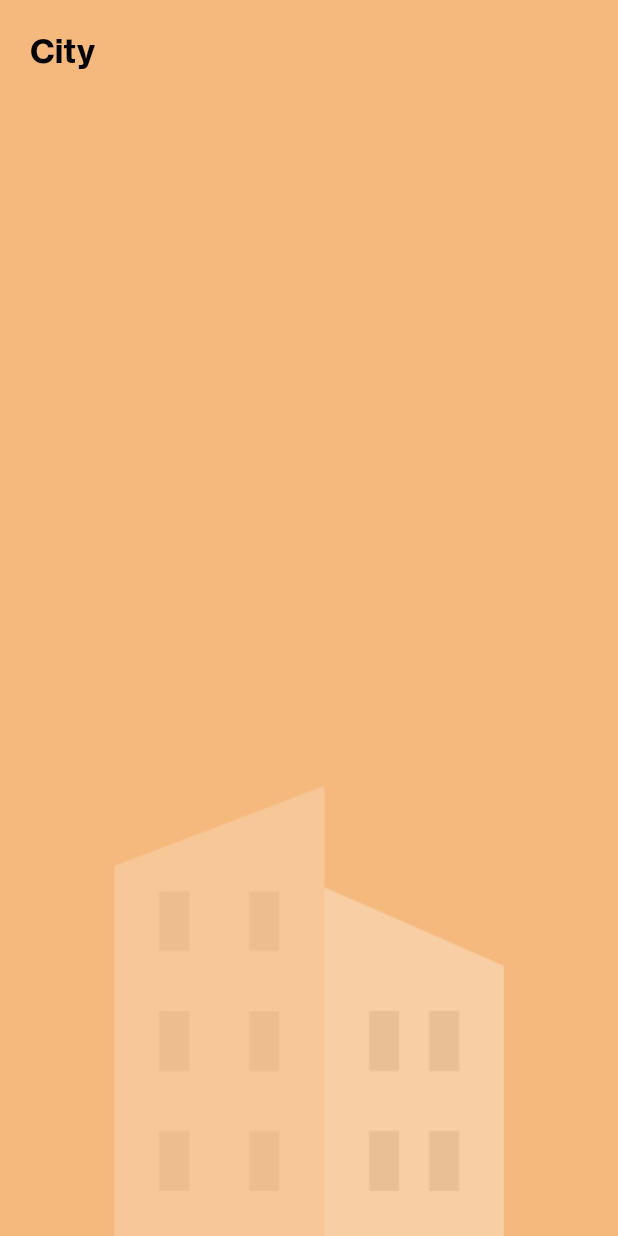
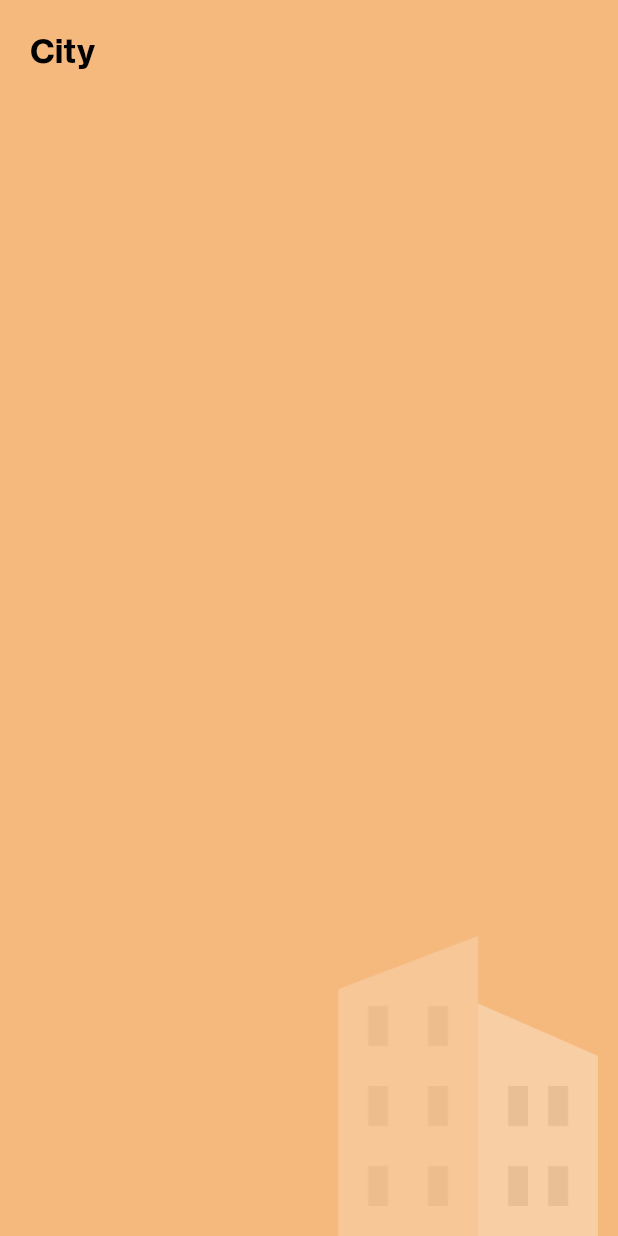
Before and after one commit to vipulasri/Serene, a Flutter app: the screen it shows after launch, after a tap on "City", on a phone screen of 412 x 824 dp. Run offline on Flutter 3.47's test engine with Material 2 defaults, Android fonts, the phone set to English and light mode, and no system bars.

Commit message:
add: hero animation to category icon

```diff
--- a/lib/model/Category.dart
+++ b/lib/model/Category.dart
@@ -1,11 +1,18 @@
 import 'dart:ui';
 
 class Category {
-
+  final int id;
   final String title;
   final Color color;
   final String iconPath;
 
-  Category(this.title, this.color, this.iconPath);
+  Category(this.id, this.title, this.color, this.iconPath);
 
+  String heroTitleTag() {
+    return "categoryTitle" + id.toString();
+  }
+
+  String heroIconTag() {
+    return "categoryIcon" + id.toString();
+  }
 }
--- a/lib/screens/category_details.dart
+++ b/lib/screens/category_details.dart
@@ -23,13 +23,14 @@ class _CategoryDetailsState extends State<CategoryDetailsPage> {
           contentArea(),
           Positioned(
             child: Align(
-              alignment: Alignment.bottomCenter,
-              child: Image.asset(
-                widget.category.iconPath,
-                width: 300,
-                height: 300,
-                  color: Color.fromRGBO(255, 255, 255, 0.5),
-                  colorBlendMode: BlendMode.modulate
+              alignment: Alignment.bottomRight,
+              child: Hero(
+                tag: widget.category.heroIconTag(),
+                child: Image.asset(widget.category.iconPath,
+                    width: 200,
+                    height: 200,
+                    color: Color.fromRGBO(255, 255, 255, 0.5),
+                    colorBlendMode: BlendMode.modulate),
               ),
             ),
           )
--- a/lib/screens/home.dart
+++ b/lib/screens/home.dart
@@ -18,8 +18,7 @@ class _HomePageState extends State<HomePage> {
       body: Container(
           width: double.infinity,
           height: double.infinity,
-          decoration: BoxDecoration(
-            color: Color(0xFF2C2C2C)
+          decoration: BoxDecoration(color: Color(0xFF2C2C2C)
               /*image: DecorationImage(
               image: new ExactAssetImage(Assets.homeBackground),
               fit: BoxFit.cover,
@@ -65,10 +64,10 @@ class _HomePageState extends State<HomePage> {
     ];
 
     List<Category> _categories = <Category>[
-      Category("City", Color(0xFFF5B97E), Assets.city),
-      Category("Meditation", Color(0xFF91E7F6), Assets.meditation),
-      Category("Forest", Color(0xFFC592F3), Assets.forest),
-      Category("Rain", Color(0xFFA8E087), Assets.rain),
+      Category(1, "City", Color(0xFFF5B97E), Assets.city),
+      Category(2, "Meditation", Color(0xFF91E7F6), Assets.meditation),
+      Category(3, "Forest", Color(0xFFC592F3), Assets.forest),
+      Category(4, "Rain", Color(0xFFA8E087), Assets.rain),
     ];
 
     return StaggeredGridView.countBuilder(
@@ -100,21 +99,23 @@ class _HomePageState extends State<HomePage> {
                     Positioned(
                       child: Align(
                           alignment: Alignment.bottomRight,
+                          child: Hero(
+                            tag: category.heroIconTag(),
                             child: Image.asset(
                               category.iconPath,
                               width: 100,
                               height: 100,
                             ),
-                  ),
+                          )),
                     )
                   ],
                 )),
             onTap: () {
               Navigator.push(
                   context,
-              MaterialPageRoute(builder: (context) => CategoryDetailsPage(category: category)));
-        }
-      )
-    );
+                  MaterialPageRoute(
+                      builder: (context) =>
+                          CategoryDetailsPage(category: category)));
+            }));
   }
 }
```
Lines whose indentation alone changed are shown as unchanged.
